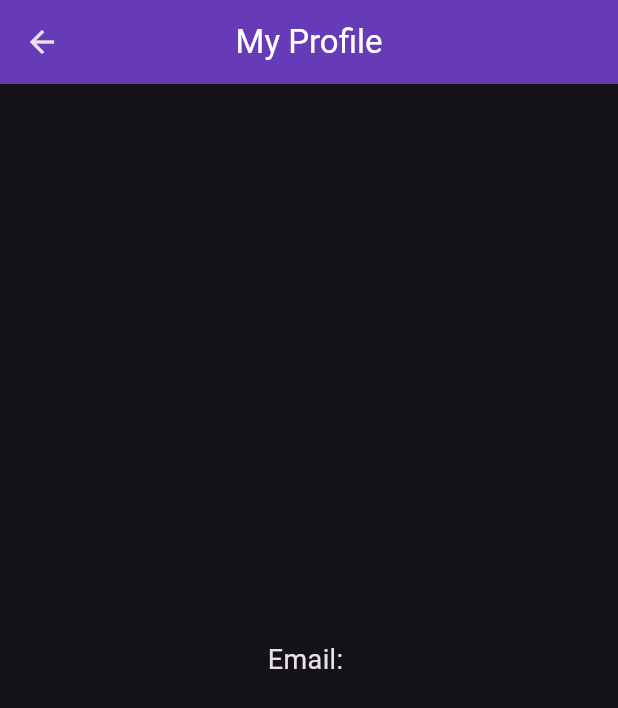
After one commit to bccfilkom-fe/workshop_mobile_3_2025, a Flutter app: the screen it shows after launch, after a tap on the "account circle" icon, on a phone screen of 412 x 824 dp. The commit adds this screen. Shown: the top 708 px of the screen. Run offline on Flutter 3.47's test engine with Material 3 defaults, Android fonts, the phone set to English and light mode, and no system bars.

Commit message:
add profile page, login, signup

```diff
--- a/lib/main.dart
+++ b/lib/main.dart
@@ -1,5 +1,6 @@
 import 'package:flutter/material.dart';
 import 'package:todo_app_simple/screen/login_page.dart';
+import 'package:todo_app_simple/screen/todo_list_page.dart';
 
 void main() {
   runApp(MyApp());
@@ -12,7 +13,7 @@ class MyApp extends StatelessWidget {
   Widget build(BuildContext context) {
     return MaterialApp(
       theme: ThemeData.dark(),
-      home: LoginPage(),
+      home: TodoListPage(),
       debugShowCheckedModeBanner: false,
     );
   }
--- /dev/null
+++ b/lib/screen/profile_page.dart
@@ -0,0 +1,29 @@
+import 'package:flutter/material.dart';
+
+class ProfilePage extends StatefulWidget {
+  const ProfilePage({super.key});
+
+  @override
+  State<ProfilePage> createState() => _ProfilePageState();
+}
+
+class _ProfilePageState extends State<ProfilePage> {
+  String email = "";
+
+  @override
+  Widget build(BuildContext context) {
+    return Scaffold(
+      appBar: AppBar(
+        backgroundColor: Colors.deepPurple,
+        title: const Text('My Profile', style: TextStyle(color: Colors.white)),
+        centerTitle: true,
+      ),
+      body: Center(
+        child: Text(
+          "Email: $email",
+          style: const TextStyle(fontSize: 18),
+        ),
+      ),
+    );
+  }
+}
--- a/lib/screen/todo_list_page.dart
+++ b/lib/screen/todo_list_page.dart
@@ -1,5 +1,6 @@
 import 'package:flutter/material.dart';
 import 'package:todo_app_simple/screen/add_todo_page.dart';
+import 'package:todo_app_simple/screen/profile_page.dart';
 
 class TodoListPage extends StatefulWidget {
   const TodoListPage({super.key});
@@ -22,6 +23,17 @@ class _TodoListPageState extends State<TodoListPage> {
           ),
         ),
         centerTitle: true,
+        actions: [
+          IconButton(
+            icon: const Icon(Icons.account_circle, color: Colors.white),
+            onPressed: () {
+              Navigator.push(
+                context,
+                MaterialPageRoute(builder: (context) => const ProfilePage()),
+              );
+            },
+          ),
+        ],
       ),
       floatingActionButton: FloatingActionButton(
         onPressed: navigateToAddTodoPage,
```
